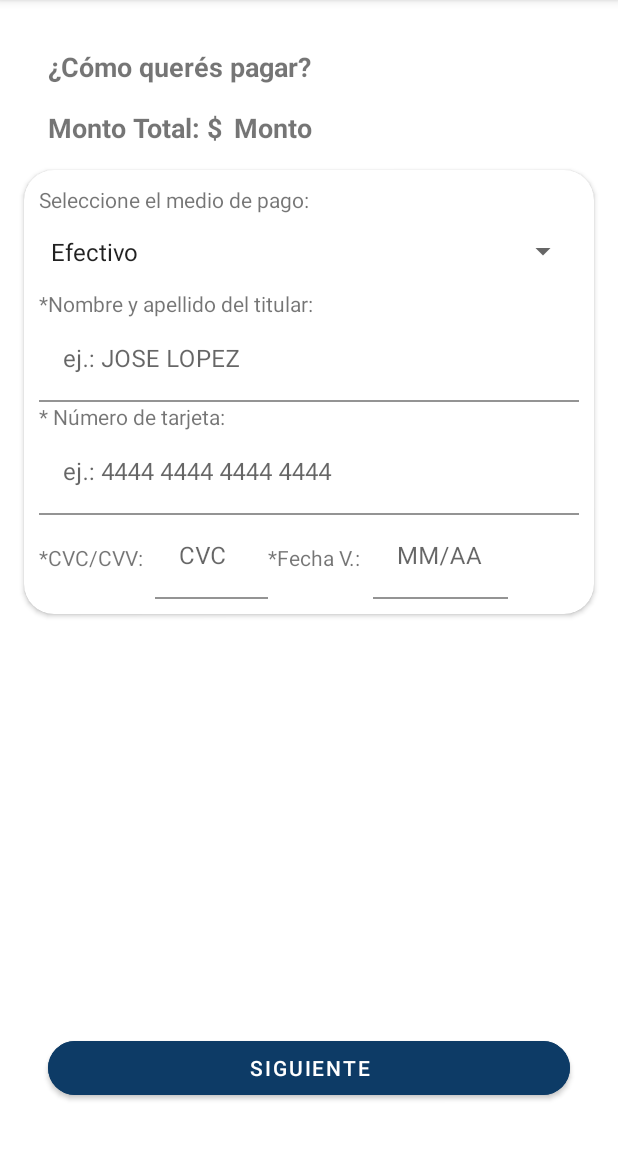
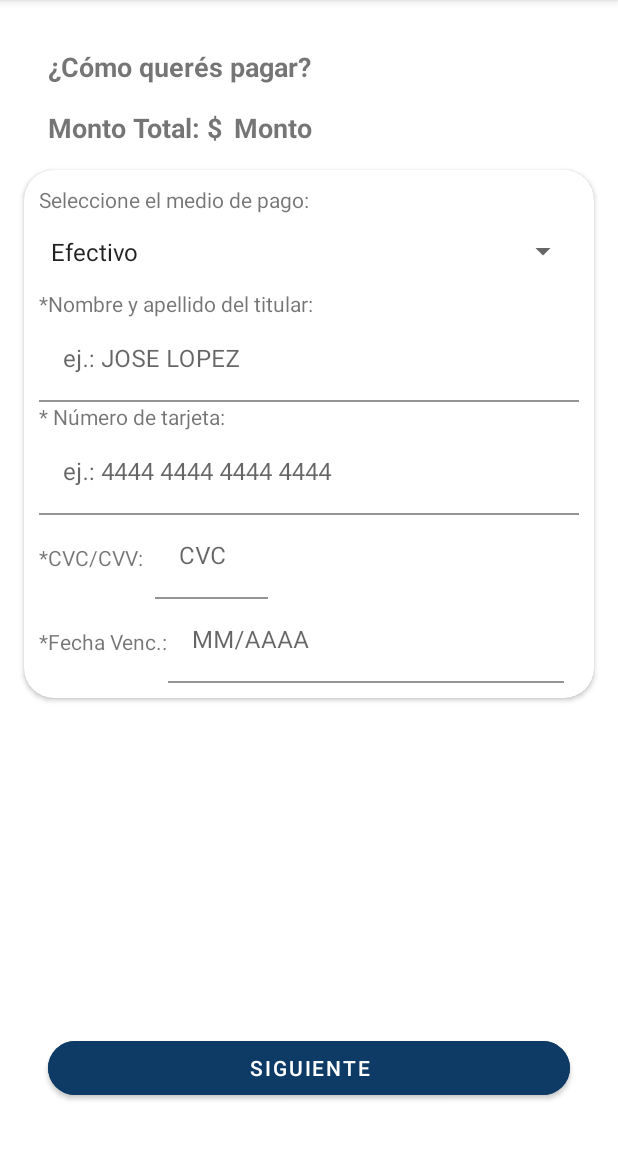
Before and after one commit to 83878-Nalino-Tomas/ISW_G9_4K4_2023, an Android app: the MedioPagoActivity screen opened directly, with no data from a screen before it, on a phone screen of 412 x 824 dp, the part 84-1236 px from its top. Run offline under Robolectric (Android 15) with nearby library versions, the phone set to English and light mode, and no system bars; 4 statements that could not run were skipped.

Commit message:
Correccion fecha vencimiento tarjeta

```diff
--- a/Practico/TP_Evaluables/Trabajo_Practico_N6/Delivery_Loquesea/app/src/main/res/layout/activity_medio_pago.xml
+++ b/Practico/TP_Evaluables/Trabajo_Practico_N6/Delivery_Loquesea/app/src/main/res/layout/activity_medio_pago.xml
@@ -235,25 +235,31 @@
                             android:minWidth="75dp" />
                     </com.google.android.material.textfield.TextInputLayout>
 
+                </androidx.constraintlayout.widget.ConstraintLayout>
+                <androidx.constraintlayout.widget.ConstraintLayout
+                    android:layout_width="match_parent"
+                    android:layout_height="match_parent">
+
                     <TextView
                         android:id="@+id/tvVencTarj"
                         android:layout_width="wrap_content"
                         android:layout_height="wrap_content"
-                        android:text="*Fecha V.:"
+                        android:text="*Fecha Venc.:"
                         app:layout_constraintBottom_toBottomOf="parent"
-                        app:layout_constraintLeft_toRightOf="@+id/tilCVC"
+                        app:layout_constraintStart_toStartOf="parent"
                         app:layout_constraintTop_toTopOf="parent" />
 
                     <com.google.android.material.textfield.TextInputLayout
                         android:id="@+id/tilFechaVenc"
                         android:layout_width="0dp"
                         android:layout_height="match_parent"
-                        android:layout_marginLeft="8dp"
+                        android:layout_marginEnd="10dp"
                         android:layout_weight="1"
-                        app:layout_constraintBottom_toBottomOf="parent"
-                        app:layout_constraintLeft_toRightOf="@id/tvVencTarj"
                         android:background="@android:color/transparent"
                         app:boxBackgroundColor="@android:color/transparent"
+                        app:layout_constraintBottom_toBottomOf="parent"
+                        app:layout_constraintEnd_toEndOf="parent"
+                        app:layout_constraintStart_toEndOf="@+id/tvVencTarj"
                         app:layout_constraintTop_toTopOf="parent">
 
                         <EditText
@@ -262,14 +268,15 @@
                             android:layout_height="match_parent"
                             android:layout_weight="1"
                             android:ems="10"
-                            android:hint="MM/AA"
+                            android:hint="MM/AAAA"
                             android:inputType="date"
-                            android:maxLength="5"
+                            android:maxLength="7"
                             android:minWidth="90dp" />
                     </com.google.android.material.textfield.TextInputLayout>
                 </androidx.constraintlayout.widget.ConstraintLayout>
+            </LinearLayout>
 
-            </LinearLayout>
+
         </LinearLayout>
 
     </androidx.cardview.widget.CardView>
```
Also changed, not shown: Practico/TP_Evaluables/Trabajo_Practico_N6/Delivery_Loquesea/app/src/main/java/isw/grupo9/MainActivity.java (+7 -1 lines), Practico/TP_Evaluables/Trabajo_Practico_N6/Delivery_Loquesea/app/src/main/java/isw/grupo9/controller/ControladorPedidoLoQueSea.java (+7 -6 lines), Practico/TP_Evaluables/Trabajo_Practico_N6/Delivery_Loquesea/app/src/main/java/isw/grupo9/view/DescripcionPedidoActivity.java (+13 -0 lines), Practico/TP_Evaluables/Trabajo_Practico_N6/Delivery_Loquesea/app/src/main/java/isw/grupo9/view/DomicilioEntregaActivity.java (+9 -3 lines).
